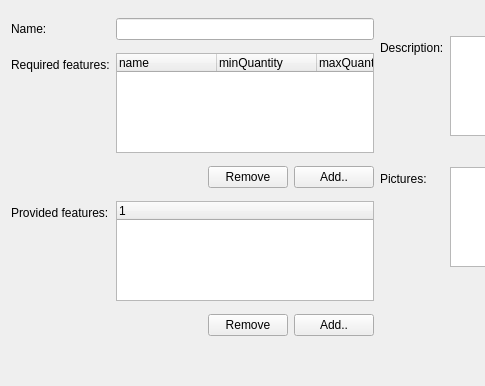
This is client/uiforms/category_edit.ui in Wolframe/configurator as Qt 5 draws it before an edit; both pictures show x 0 to 485 and y 0 to 386 of the 754 by 386 pixel window. The edited form follows.
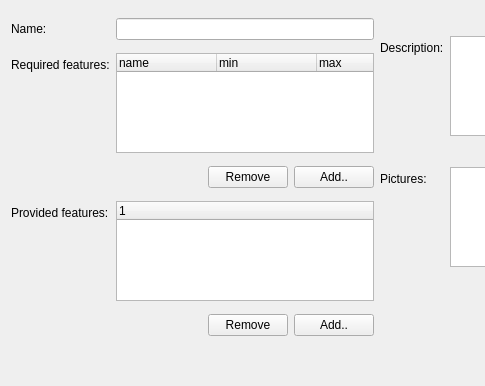
This is the edited form. Icons and pictures are not drawn.

Commit message: first working version of feature add in category_edit (but still work in progress)

What changed in the file:
```diff
--- a/client/uiforms/category_edit.ui
+++ b/client/uiforms/category_edit.ui
@@ -289,12 +289,12 @@
        </column>
        <column>
         <property name="text">
-         <string>minQuantity</string>
+         <string>min</string>
         </property>
        </column>
        <column>
         <property name="text">
-         <string>maxQuantity</string>
+         <string>max</string>
         </property>
        </column>
       </widget>
```
Left out of the diff: 6 changed lines with no effect on the pictures. The commit also changes 2 other files.
